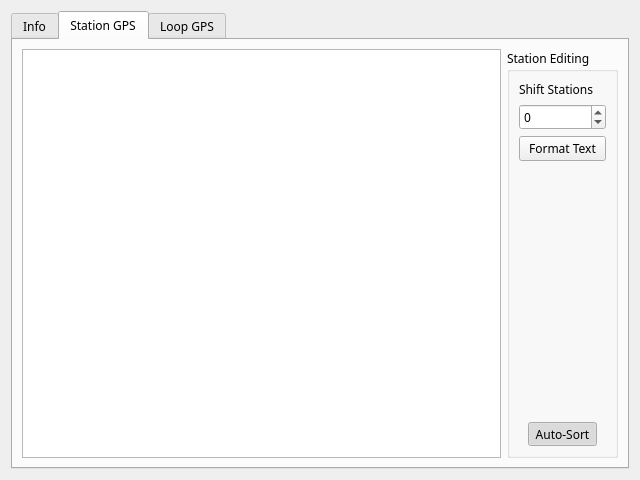
Above: src/qt_ui/pem_info_widget.ui from Eric-Meunier/Processor-Suite before the change. Below: the same form after it.
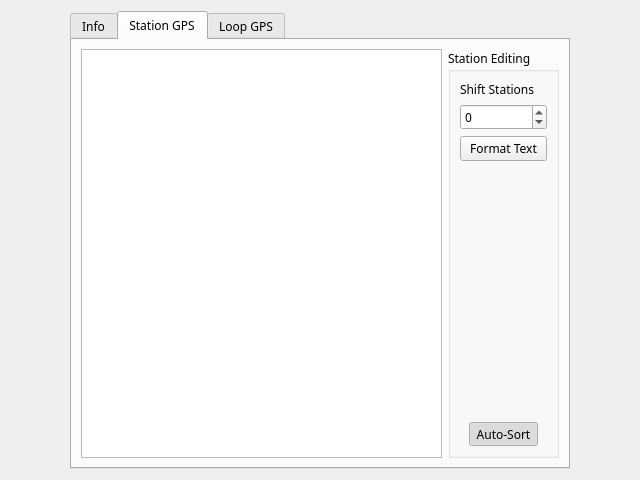
That is the form after the change. The open tabs and pages were chosen to show the change.

Patch:
```diff
--- a/src/qt_ui/pem_info_widget.ui
+++ b/src/qt_ui/pem_info_widget.ui
@@ -16,6 +16,12 @@
     <verstretch>0</verstretch>
    </sizepolicy>
   </property>
+  <property name="minimumSize">
+   <size>
+    <width>0</width>
+    <height>0</height>
+   </size>
+  </property>
   <property name="windowTitle">
    <string>Form</string>
   </property>
@@ -23,11 +29,17 @@
    <item row="0" column="0">
     <widget class="QTabWidget" name="tabs">
      <property name="sizePolicy">
-      <sizepolicy hsizetype="Preferred" vsizetype="Expanding">
+      <sizepolicy hsizetype="Maximum" vsizetype="Expanding">
        <horstretch>0</horstretch>
        <verstretch>0</verstretch>
       </sizepolicy>
      </property>
+     <property name="minimumSize">
+      <size>
+       <width>500</width>
+       <height>0</height>
+      </size>
+     </property>
      <property name="font">
       <font>
        <family>Century Gothic</family>
```
Left out of the diff: 2 changed lines with no effect on the pictures.
